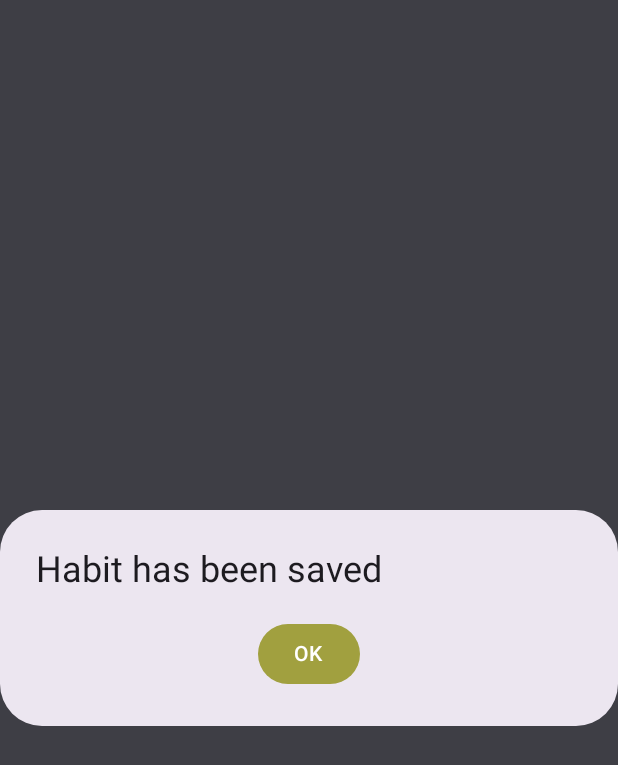
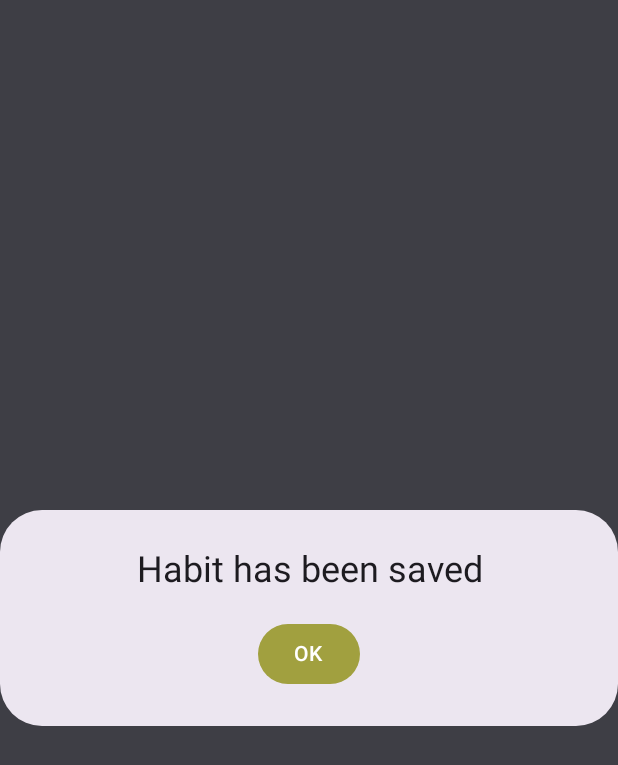
Before and after one commit to SchwarzNikolas/HabitTracker, an Android app built with Jetpack Compose: the composable Save_Dialog shown on its own in the app's theme, on a phone screen of 412 x 824 dp. Shown: the top 765 px of the screen. Run offline under Robolectric (Android 15) with nearby library versions, the phone set to English and light mode, and no system bars.

Commit message:
aligned text and removed unused file

```diff
--- a/app/src/main/java/com/habittracker/rootreflect/custom/CustomScreen.kt
+++ b/app/src/main/java/com/habittracker/rootreflect/custom/CustomScreen.kt
@@ -49,6 +49,7 @@ import androidx.compose.ui.platform.LocalFocusManager
 import androidx.compose.ui.text.input.ImeAction
 import androidx.compose.ui.text.input.KeyboardCapitalization
 import androidx.compose.ui.text.input.KeyboardType
+import androidx.compose.ui.text.style.TextAlign
 import androidx.compose.ui.text.style.TextOverflow
 import androidx.compose.ui.unit.dp
 import androidx.compose.ui.unit.sp
@@ -346,7 +347,12 @@ fun Save_Dialog(onEvent: (CustomHabitEvent) -> Unit){
     AlertDialog(
         onDismissRequest = { onEvent(CustomHabitEvent.ToggleDialog) },
         title = {
-            Text(text = "Habit has been saved")
+            Box(
+                modifier = Modifier.fillMaxWidth(),
+                contentAlignment = Alignment.Center
+            ) {
+                Text(text = "Habit has been saved", textAlign = TextAlign.Center)
+            }
         },
         confirmButton = {
             Box(
```
Also changed, not shown: app/src/main/java/com/habittracker/rootreflect/habit/CircularProgressBar.kt (deleted, +0 -40 lines).
